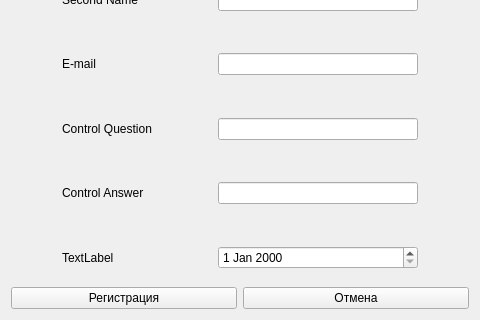
First picture: the form in registration.ui, repository 5afar/QT_SHOP, before the edit; both pictures show x 0 to 480 and y 315 to 635 of the 480 by 635 pixel window.
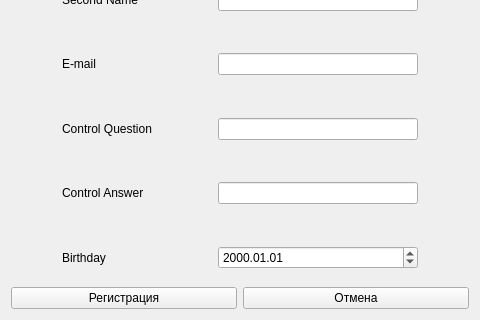
Second picture: the form after the edit.

Commit message: настроил регистрацию

```diff
--- a/registration.ui
+++ b/registration.ui
@@ -142,6 +142,9 @@
          <height>0</height>
         </size>
        </property>
+       <property name="displayFormat">
+        <string>yyyy.MM.dd</string>
+       </property>
       </widget>
      </item>
      <item row="3" column="1">
@@ -202,7 +205,7 @@
         </size>
        </property>
        <property name="text">
-        <string>TextLabel</string>
+        <string>Birthday</string>
        </property>
       </widget>
      </item>
```
Left out of the diff: 2 changed lines with no effect on the pictures. The commit also changes 2 other files.
